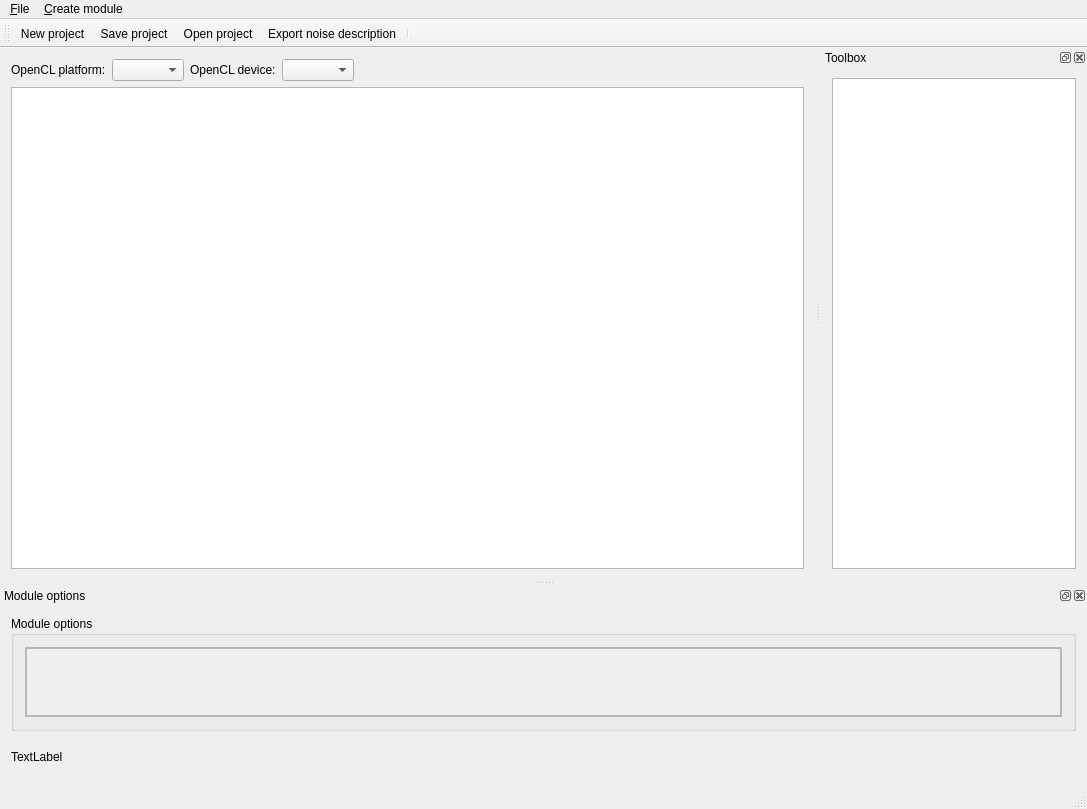
Before: the Qt Designer form NoiseTextureGenerator/mainwindow.ui in Kvalme/noisetexturegenerator, drawn with Qt 5.
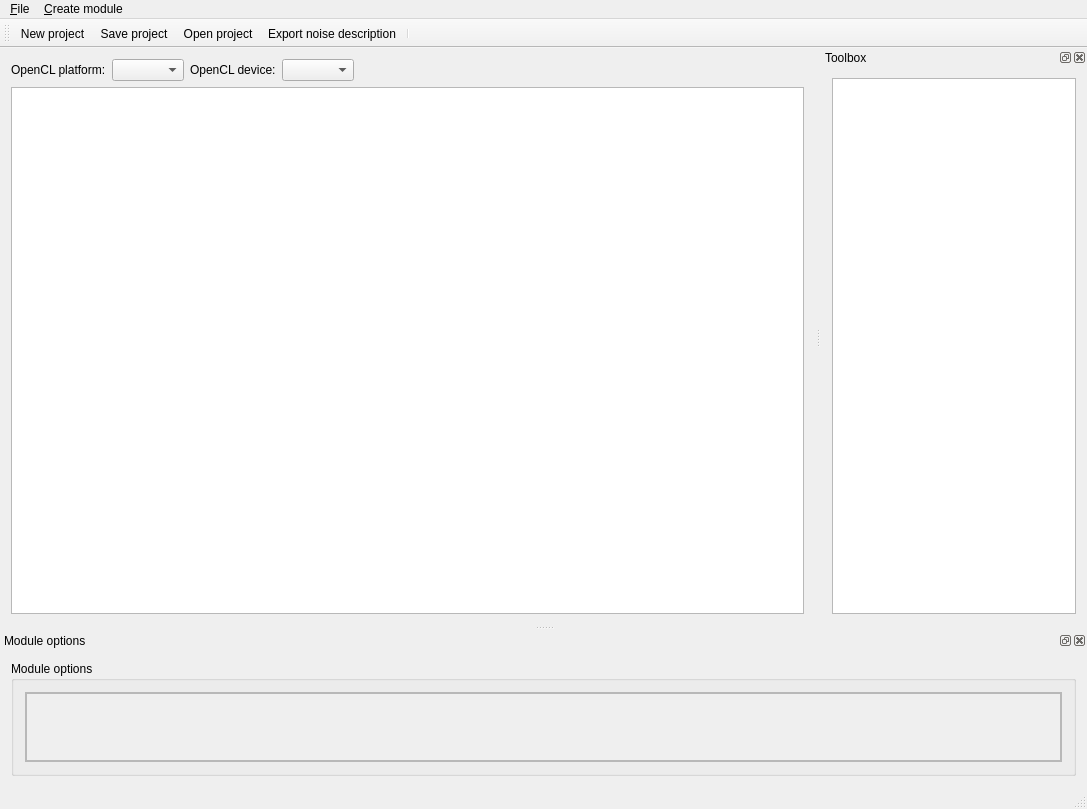
After: the same form once the commit is applied. Custom widgets are drawn as their Qt base class.

Commit message: Add initial gradient support.

```diff
--- a/NoiseTextureGenerator/mainwindow.ui
+++ b/NoiseTextureGenerator/mainwindow.ui
@@ -164,7 +164,7 @@
              <x>0</x>
              <y>0</y>
              <width>1059</width>
-             <height>74</height>
+             <height>113</height>
             </rect>
            </property>
            <layout class="QVBoxLayout" name="verticalLayout_6">
@@ -194,19 +194,6 @@
        </layout>
       </widget>
      </item>
-     <item>
-      <widget class="GradientEditor" name="gradientEditor">
-       <property name="minimumSize">
-        <size>
-         <width>0</width>
-         <height>39</height>
-        </size>
-       </property>
-       <property name="text">
-        <string>TextLabel</string>
-       </property>
-      </widget>
-     </item>
     </layout>
    </widget>
   </widget>
@@ -286,13 +273,6 @@
   </action>
  </widget>
  <layoutdefault spacing="6" margin="11"/>
- <customwidgets>
-  <customwidget>
-   <class>GradientEditor</class>
-   <extends>QLabel</extends>
-   <header>GradientEditor/gradienteditor.h</header>
-  </customwidget>
- </customwidgets>
  <resources/>
  <connections/>
 </ui>
```
The commit also changes 9 other files.
